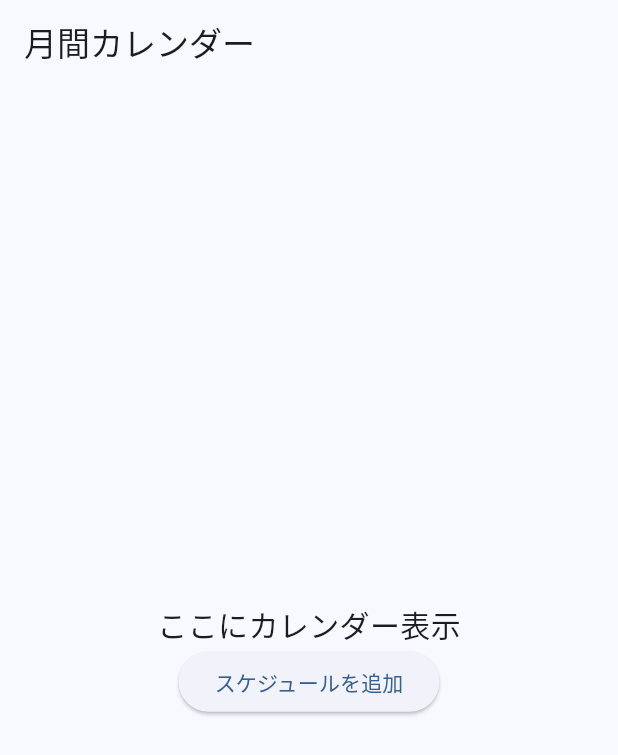
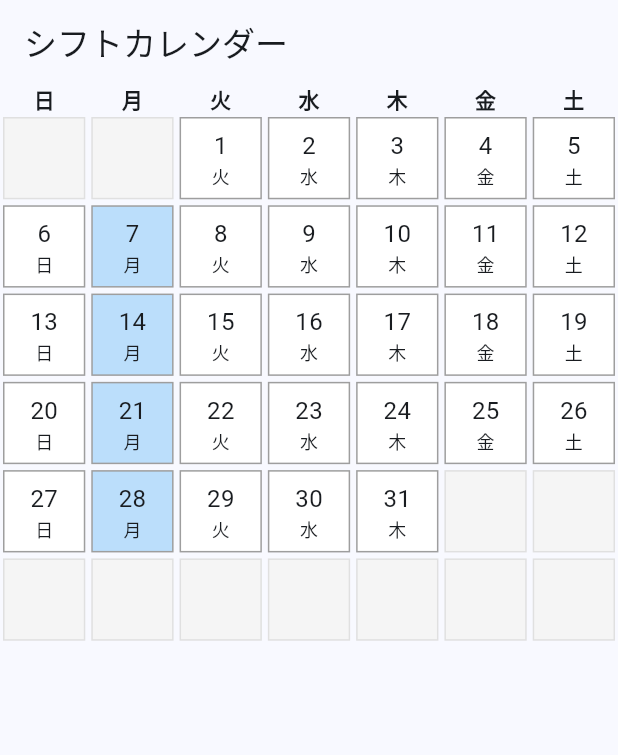
Before and after one commit to RikiSaki530/shiftlist_app, a Flutter app: the screen it shows after launch, on a phone screen of 412 x 824 dp. Shown: the top 755 px of the screen. Run offline on Flutter 3.47's test engine with Material 3 defaults, Android fonts, the phone set to English and light mode, and no system bars.

Commit message:
カレンダー追加

```diff
--- a/lib/main.dart
+++ b/lib/main.dart
@@ -1,5 +1,5 @@
 import 'package:flutter/material.dart';
-import 'views/calender_screen.dart';
+import 'views/calendar_screen.dart';
 //import 'screens/settings_screen.dart';
 //import 'screens/profile_screen.dart';
 
--- /dev/null
+++ b/lib/views/calendar_screen.dart
@@ -0,0 +1,82 @@
+import 'package:flutter/material.dart';
+import 'package:intl/intl.dart'; // ← intlパッケージを入れてね
+import 'date_detail_screen.dart';
+
+class CalendarScreen extends StatelessWidget {
+  const CalendarScreen({Key? key}) : super(key: key);
+
+  static const weekdays = ['日', '月', '火', '水', '木', '金', '土'];
+
+  @override
+  Widget build(BuildContext context) {
+    final DateTime firstDay = DateTime(2025, 7, 1); // ここはOK
+
+    return Scaffold(
+      appBar: AppBar(title: Text('シフトカレンダー')),
+      body: Column(
+        children: [
+          Row(
+            mainAxisAlignment: MainAxisAlignment.spaceAround,
+            children: weekdays
+                .map((day) => Expanded(
+                      child: Center(child: Text(day, style: TextStyle(fontWeight: FontWeight.bold))),
+                    ))
+                .toList(),
+          ),
+          Expanded(
+            child: GridView.builder(
+              gridDelegate: SliverGridDelegateWithFixedCrossAxisCount(
+                crossAxisCount: 7,
+              ),
+              itemCount: 42, // 6 weeks (7*6)
+              itemBuilder: (context, index) {
+                final startWeekday = firstDay.weekday % 7; // 日曜=0
+                final dayNumber = index - startWeekday + 1;
+
+                if (dayNumber < 1 || dayNumber > 31) {
+                  return Container(
+                    margin: EdgeInsets.all(2),
+                    decoration: BoxDecoration(
+                      border: Border.all(color: Colors.grey.shade300),
+                      color: Colors.grey.shade100,
+                    ),
+                  ); // プレースホルダーセル
+                }
+
+                final currentDate = DateTime(2025, 7, dayNumber);
+                final weekday = weekdays[currentDate.weekday % 7];
+
+                return GestureDetector(
+                  onTap: () {
+                    Navigator.push(
+                      context,
+                      MaterialPageRoute(
+                        builder: (_) => DateDetailScreen(date: dayNumber, weekday: weekday),
+                      ),
+                    );
+                  },
+                  child: Container(
+                    margin: EdgeInsets.all(2),
+                    decoration: BoxDecoration(
+                      border: Border.all(color: Colors.grey),
+                      color: dayNumber % 7 == 0 ? Colors.blue.shade100 : Colors.white, // 仮
+                    ),
+                    child: Center(
+                      child: Column(
+                        mainAxisAlignment: MainAxisAlignment.center,
+                        children: [
+                          Text('$dayNumber', style: TextStyle(fontSize: 16)),
+                          Text(weekday, style: TextStyle(fontSize: 12)),
+                        ],
+                      ),
+                    ),
+                  ),
+                );
+              },
+            ),
+          ),
+        ],
+      ),
+    );
+  }
+}
--- a/lib/views/calender_screen.dart
+++ /dev/null
@@ -1,31 +0,0 @@
-import 'package:flutter/material.dart';
-
-class CalendarScreen extends StatelessWidget {
-  const CalendarScreen({super.key});
-
-  @override
-  Widget build(BuildContext context) {
-    return Scaffold(
-      appBar: AppBar(
-        title: const Text('月間カレンダー'),
-      ),
-      body: Center(
-        child: Column(
-          mainAxisAlignment: MainAxisAlignment.center,
-          children: [
-            const Text(
-              'ここにカレンダー表示',
-              style: TextStyle(fontSize: 20),
-            ),
-            ElevatedButton(
-              onPressed: () {
-                // TODO: カレンダーの追加処理
-              },
-              child: const Text('スケジュールを追加'),
-            ),
-          ],
-        ),
-      ),
-    );
-  }
-}
--- a/pubspec.yaml
+++ b/pubspec.yaml
@@ -34,6 +34,7 @@ dependencies:
   # The following adds the Cupertino Icons font to your application.
   # Use with the CupertinoIcons class for iOS style icons.
   cupertino_icons: ^1.0.8
+  intl: ^0.20.2
 
 dev_dependencies:
   flutter_test:
```
Also changed, not shown: lib/models/schedule_entry.dart (+12 -7 lines), lib/views/date_detail_screen.dart (+89 -0 lines), pubspec.lock.
